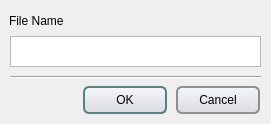
Qt form T3kCfgFE/QEnterFileNameDialog.ui (habilience/habilience-t3ksensor-tools) before a commit.
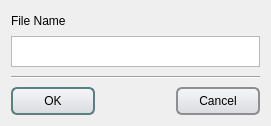
The same form after that commit. Custom widgets are drawn as their Qt base class.

What changed in the file:
```diff
--- a/T3kCfgFE/QEnterFileNameDialog.ui
+++ b/T3kCfgFE/QEnterFileNameDialog.ui
@@ -37,14 +37,39 @@
 	border-color: rgb(90, 129, 129);
 }</string>
   </property>
+  <layout class="QVBoxLayout" name="layoutBody">
+   <item>
+    <widget class="QLabel" name="lblFileName">
+     <property name="sizePolicy">
+      <sizepolicy hsizetype="Expanding" vsizetype="Fixed">
+       <horstretch>0</horstretch>
+       <verstretch>0</verstretch>
+      </sizepolicy>
+     </property>
+     <property name="minimumSize">
+      <size>
+       <width>0</width>
+       <height>19</height>
+      </size>
+     </property>
+     <property name="text">
+      <string>File Name</string>
+     </property>
+    </widget>
+   </item>
+   <item>
   <widget class="QFileNameEdit" name="txtEditFileName">
-   <property name="geometry">
-    <rect>
-     <x>10</x>
-     <y>36</y>
-     <width>251</width>
+     <property name="sizePolicy">
+      <sizepolicy hsizetype="Expanding" vsizetype="Minimum">
+       <horstretch>0</horstretch>
+       <verstretch>0</verstretch>
+      </sizepolicy>
+     </property>
+     <property name="minimumSize">
+      <size>
+       <width>0</width>
      <height>31</height>
-    </rect>
+      </size>
    </property>
    <property name="font">
     <font>
@@ -77,64 +102,82 @@
     <bool>false</bool>
    </property>
   </widget>
+   </item>
+   <item>
   <widget class="Line" name="line">
-   <property name="geometry">
-    <rect>
-     <x>10</x>
-     <y>69</y>
-     <width>251</width>
-     <height>16</height>
-    </rect>
+     <property name="sizePolicy">
+      <sizepolicy hsizetype="Expanding" vsizetype="Fixed">
+       <horstretch>0</horstretch>
+       <verstretch>0</verstretch>
+      </sizepolicy>
+     </property>
+     <property name="minimumSize">
+      <size>
+       <width>0</width>
+       <height>8</height>
+      </size>
    </property>
    <property name="orientation">
     <enum>Qt::Horizontal</enum>
    </property>
   </widget>
+   </item>
+   <item>
+    <layout class="QHBoxLayout" name="layoutBtnBox">
+     <item>
   <widget class="QPushButton" name="btnOK">
-   <property name="geometry">
-    <rect>
-     <x>83</x>
-     <y>86</y>
+       <property name="sizePolicy">
+        <sizepolicy hsizetype="MinimumExpanding" vsizetype="Fixed">
+         <horstretch>0</horstretch>
+         <verstretch>0</verstretch>
+        </sizepolicy>
+       </property>
+       <property name="minimumSize">
+        <size>
      <width>84</width>
      <height>28</height>
-    </rect>
+        </size>
    </property>
    <property name="text">
     <string>OK</string>
    </property>
   </widget>
+     </item>
+     <item>
+      <spacer name="spacerBtn">
+       <property name="orientation">
+        <enum>Qt::Horizontal</enum>
+       </property>
+       <property name="sizeHint" stdset="0">
+        <size>
+         <width>40</width>
+         <height>20</height>
+        </size>
+       </property>
+      </spacer>
+     </item>
+     <item>
   <widget class="QPushButton" name="btnCancel">
-   <property name="geometry">
-    <rect>
-     <x>176</x>
-     <y>86</y>
+       <property name="sizePolicy">
+        <sizepolicy hsizetype="MinimumExpanding" vsizetype="Fixed">
+         <horstretch>0</horstretch>
+         <verstretch>0</verstretch>
+        </sizepolicy>
+       </property>
+       <property name="minimumSize">
+        <size>
      <width>84</width>
      <height>28</height>
-    </rect>
+        </size>
    </property>
    <property name="text">
     <string>Cancel</string>
    </property>
   </widget>
-  <widget class="QWidget" name="horizontalLayoutWidget">
-   <property name="geometry">
-    <rect>
-     <x>9</x>
-     <y>10</y>
-     <width>251</width>
-     <height>21</height>
-    </rect>
-   </property>
-   <layout class="QHBoxLayout" name="horizontalLayout">
-    <item>
-     <widget class="QLabel" name="lblFileName">
-      <property name="text">
-       <string>File Name</string>
-      </property>
-     </widget>
-    </item>
-   </layout>
-  </widget>
+     </item>
+    </layout>
+   </item>
+  </layout>
  </widget>
  <customwidgets>
   <customwidget>
```
Lines whose indentation alone changed are shown as unchanged.
